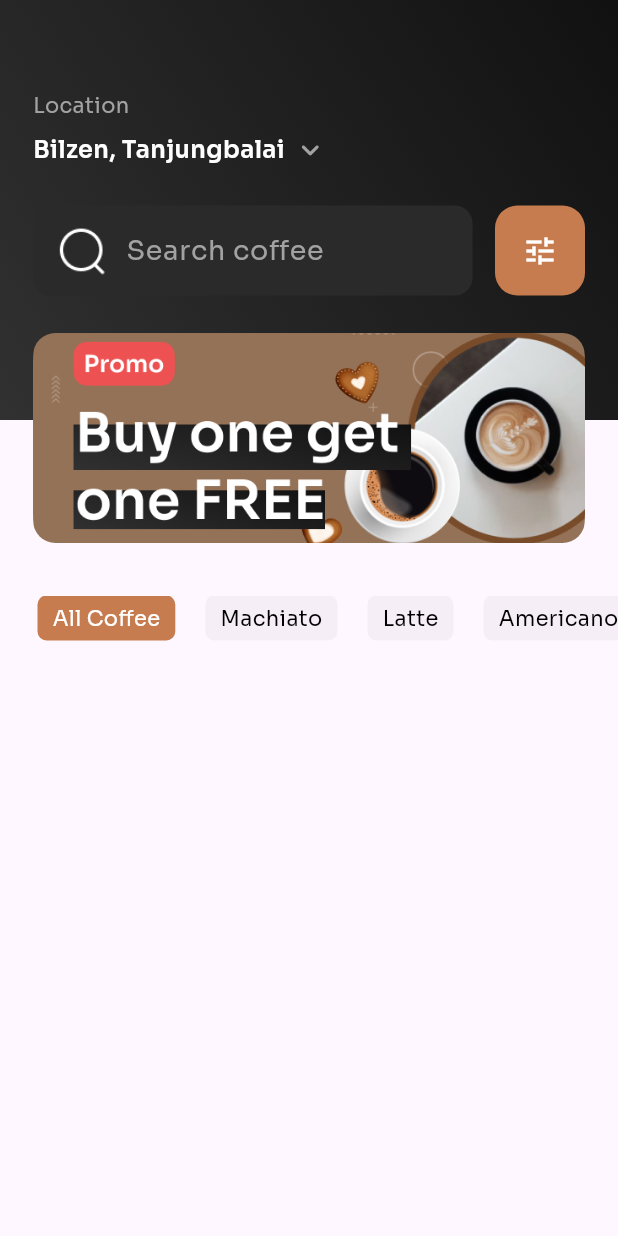
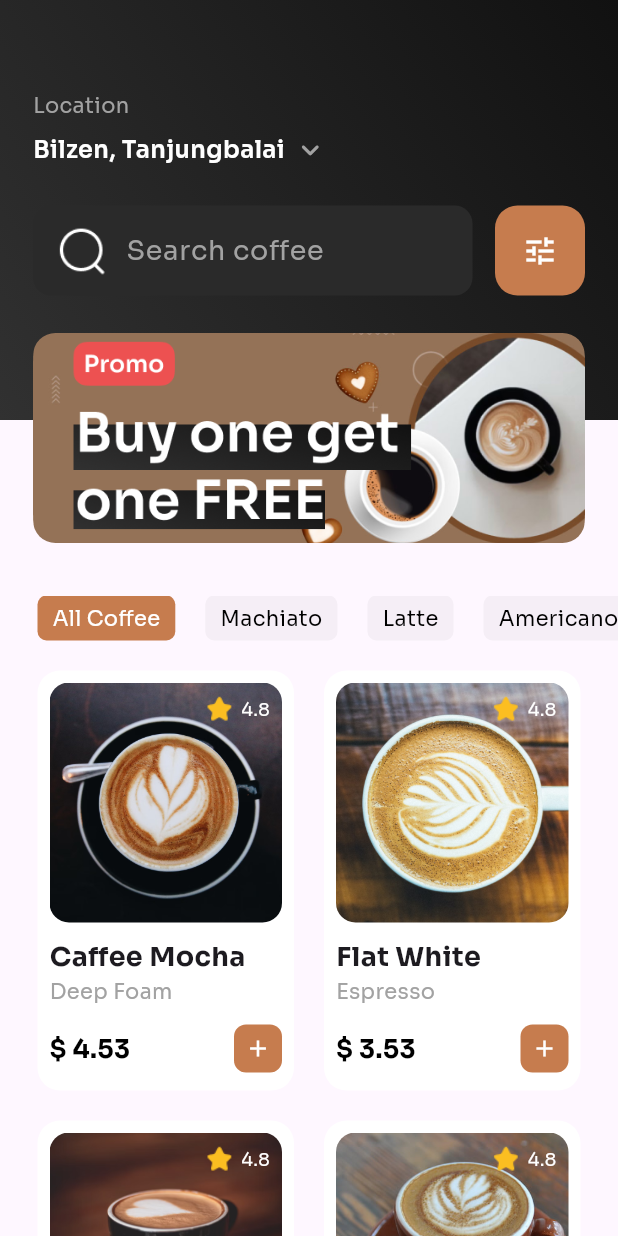
Before and after one commit to nabilmersni/Coffee-Shop-App, a Flutter app: the HomePage widget shown alone on an empty page, opened directly, on a phone screen of 412 x 824 dp. Run offline on Flutter 3.47's test engine with Material 3 defaults, Android fonts, the phone set to English and light mode, and no system bars; our stand-ins replace google_fonts, iconsax.

Commit message:
coffee card

```diff
--- a/lib/core/data/data.dart
+++ b/lib/core/data/data.dart
@@ -25,7 +25,7 @@ abstract class AppData {
 
   static final listOfCoffee = [
     Coffee(
-      image: 'assets/coffee-shop/coffee4.png',
+      image: 'assets/img/coffee4.png',
       name: 'Caffee Mocha',
       type: 'Deep Foam',
       rate: 4.8,
@@ -35,7 +35,7 @@ abstract class AppData {
       price: 4.53,
     ),
     Coffee(
-      image: 'assets/coffee-shop/coffee3.png',
+      image: 'assets/img/coffee3.png',
       name: 'Flat White',
       type: 'Espresso',
       rate: 4.8,
@@ -45,7 +45,7 @@ abstract class AppData {
       price: 3.53,
     ),
     Coffee(
-      image: 'assets/coffee-shop/coffee2.png',
+      image: 'assets/img/coffee2.png',
       name: 'Mocha Fusi',
       type: 'Ice/Hot',
       rate: 4.8,
@@ -55,7 +55,7 @@ abstract class AppData {
       price: 8.53,
     ),
     Coffee(
-      image: 'assets/coffee-shop/coffee1.png',
+      image: 'assets/img/coffee1.png',
       name: 'Irish Coffee',
       type: 'Popular',
       rate: 4.8,
@@ -65,7 +65,7 @@ abstract class AppData {
       price: 5.53,
     ),
     Coffee(
-      image: 'assets/coffee-shop/coffee5.png',
+      image: 'assets/img/coffee5.png',
       name: 'Affogato',
       type: 'Creamy',
       rate: 4.8,
--- /dev/null
+++ b/lib/features/coffee/presentation/pages/coffee_details_page.dart
@@ -0,0 +1,28 @@
+import 'package:coffee_shop_app/core/theme/colors.dart';
+import 'package:flutter/material.dart';
+import 'package:iconsax/iconsax.dart';
+
+class CoffeeDetailsPage extends StatefulWidget {
+  static route() => MaterialPageRoute(
+        builder: (_) => const CoffeeDetailsPage(),
+      );
+  const CoffeeDetailsPage({super.key});
+
+  @override
+  State<CoffeeDetailsPage> createState() => _CoffeeDetailsPageState();
+}
+
+class _CoffeeDetailsPageState extends State<CoffeeDetailsPage> {
+  @override
+  Widget build(BuildContext context) {
+    return Scaffold(
+      appBar: AppBar(
+        title: const Text("Detail"),
+        centerTitle: true,
+        actions: [IconButton(onPressed: () {}, icon: Icon(Iconsax.heart))],
+      ),
+      backgroundColor: AppColors.xbackgroundColor,
+      body: ListView(),
+    );
+  }
+}
--- a/lib/features/home/presentation/pages/home_page.dart
+++ b/lib/features/home/presentation/pages/home_page.dart
@@ -1,3 +1,6 @@
+import 'package:coffee_shop_app/core/data/data.dart';
+import 'package:coffee_shop_app/core/theme/colors.dart';
+import 'package:coffee_shop_app/features/coffee/presentation/pages/coffee_details_page.dart';
 import 'package:coffee_shop_app/features/home/presentation/widgets/category_selector.dart';
 import 'package:coffee_shop_app/features/home/presentation/widgets/header.dart';
 import 'package:flutter/material.dart';
@@ -29,7 +32,119 @@ class HomePage extends StatelessWidget {
           ],
         ),
         const SizedBox(height: 35),
-        const CategorySelector()
+        const CategorySelector(),
+        const SizedBox(height: 20),
+        GridView.builder(
+          gridDelegate: const SliverGridDelegateWithFixedCrossAxisCount(
+            crossAxisCount: 2,
+            mainAxisSpacing: 20,
+            crossAxisSpacing: 20,
+            mainAxisExtent: 280,
+          ),
+          shrinkWrap: true,
+          itemCount: AppData.listOfCoffee.length,
+          physics: const NeverScrollableScrollPhysics(),
+          padding: const EdgeInsets.symmetric(horizontal: 25),
+          itemBuilder: (context, index) {
+            final coffee = AppData.listOfCoffee[index];
+            return GestureDetector(
+              onTap: () {
+                Navigator.push(context, CoffeeDetailsPage.route());
+              },
+              child: Container(
+                padding: const EdgeInsets.fromLTRB(8, 8, 8, 12),
+                decoration: BoxDecoration(
+                  color: Colors.white,
+                  borderRadius: BorderRadius.circular(15),
+                ),
+                child: Column(
+                  crossAxisAlignment: CrossAxisAlignment.start,
+                  children: [
+                    Stack(
+                      children: [
+                        ClipRRect(
+                          borderRadius: BorderRadius.circular(13),
+                          child: Image.asset(
+                            coffee.image,
+                            height: 160,
+                            width: double.infinity,
+                            fit: BoxFit.cover,
+                          ),
+                        ),
+                        Align(
+                          alignment: Alignment.topRight,
+                          child: Container(
+                            padding: const EdgeInsets.all(8),
+                            child: Row(
+                              mainAxisSize: MainAxisSize.min,
+                              children: [
+                                Image.asset(
+                                  "assets/img/ic_star_filled.png",
+                                  width: 19,
+                                ),
+                                const SizedBox(width: 5),
+                                Text(
+                                  coffee.rate.toString(),
+                                  style: const TextStyle(
+                                      color: Colors.white, fontSize: 12),
+                                ),
+                              ],
+                            ),
+                          ),
+                        ),
+                      ],
+                    ),
+                    const SizedBox(height: 10),
+                    Text(
+                      coffee.name,
+                      style: const TextStyle(
+                        fontSize: 18,
+                        fontWeight: FontWeight.bold,
+                      ),
+                    ),
+                    Text(
+                      coffee.type,
+                      style: TextStyle(
+                        color: AppColors.xsecondaryColor,
+                      ),
+                    ),
+                    const Spacer(),
+                    Row(
+                      mainAxisAlignment: MainAxisAlignment.spaceBetween,
+                      children: [
+                        Text(
+                          '\$ ${coffee.price}',
+                          style: const TextStyle(
+                            fontSize: 17,
+                            fontWeight: FontWeight.bold,
+                            color: Colors.black,
+                          ),
+                          overflow: TextOverflow.ellipsis,
+                        ),
+                        InkWell(
+                          onTap: () {},
+                          child: Container(
+                            width: 32,
+                            height: 32,
+                            decoration: BoxDecoration(
+                              color: AppColors.xprimaryColor,
+                              borderRadius: BorderRadius.circular(8),
+                            ),
+                            child: const Icon(
+                              Icons.add,
+                              size: 18,
+                              color: Colors.white,
+                            ),
+                          ),
+                        )
+                      ],
+                    ),
+                  ],
+                ),
+              ),
+            );
+          },
+        )
       ],
     );
   }
```
